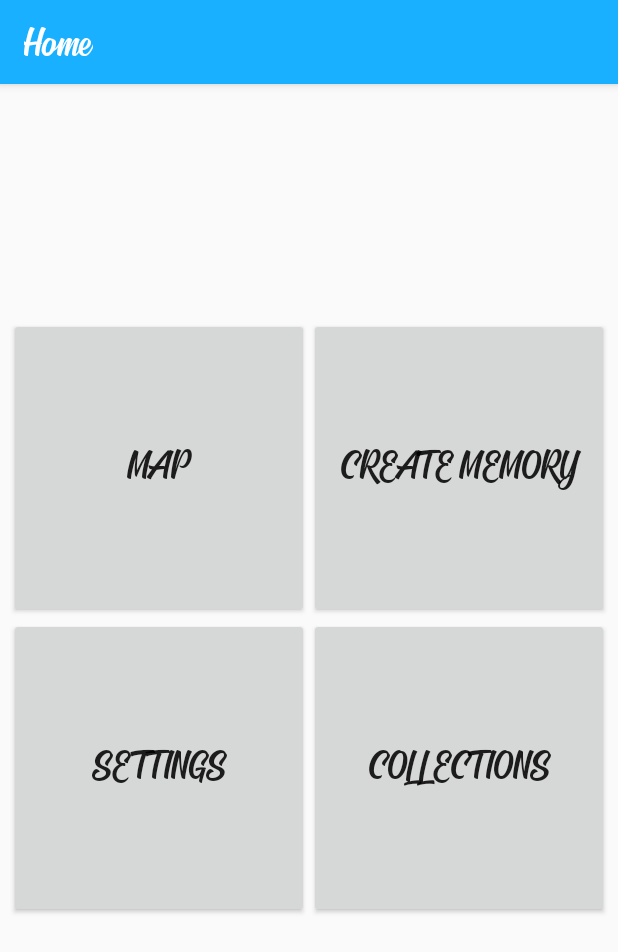
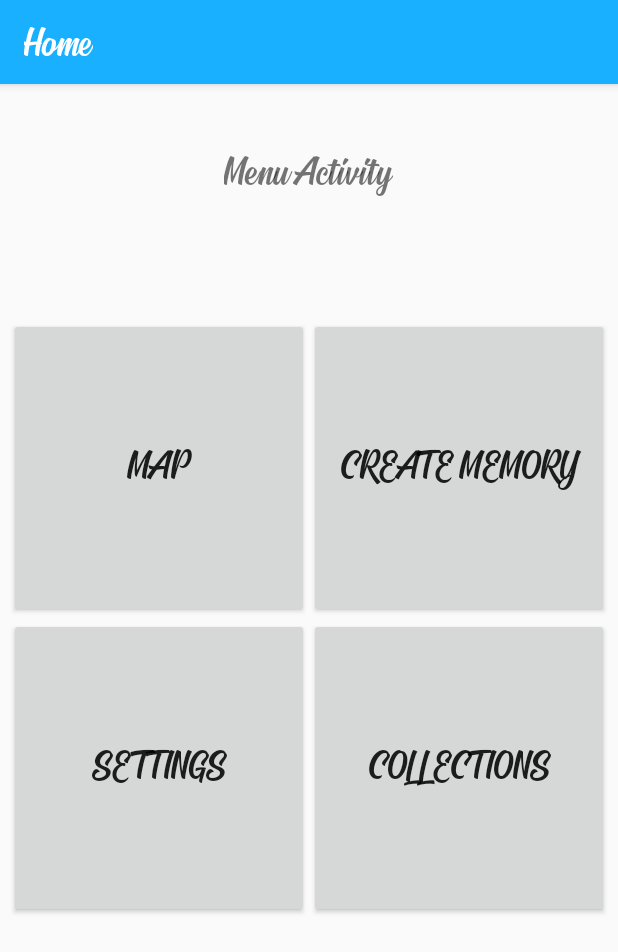
Before and after one commit to FranciscoNgo/Project-B, an Android app: the screen it shows after launch (MainActivity), on a phone screen of 412 x 824 dp. Shown: the top 952 px of the screen. Run offline under Robolectric (Android 15) with nearby library versions, the phone set to English and light mode, and no system bars.

Commit message:
Revert "Text "activities" etc verwijderd uit de schermen"
This reverts commit 428381cae82a3259825732c585ea4062e44a5b4e.

```diff
--- a/ProjectB/app/src/main/res/layout/activity_main.xml
+++ b/ProjectB/app/src/main/res/layout/activity_main.xml
@@ -9,6 +9,21 @@
     <include
         android:id="@+id/toolbar"
         layout="@layout/toolbar"/>
+
+
+    <TextView
+        android:id="@+id/textView"
+        android:fontFamily="@font/signatra"
+        android:textSize="30dp"
+        android:layout_width="wrap_content"
+        android:layout_height="wrap_content"
+        android:layout_marginStart="162dp"
+        android:layout_marginTop="100dp"
+        android:layout_marginEnd="163dp"
+        android:text="Menu Activity"
+        app:layout_constraintEnd_toEndOf="parent"
+        app:layout_constraintStart_toStartOf="parent"
+        app:layout_constraintTop_toTopOf="parent" />
 
 
     <TableLayout
@@ -28,7 +43,7 @@
             <Button
                 android:id="@+id/buttonMap"
                 android:fontFamily="@font/signatra"
-                android:textSize="30sp"
+                android:textSize="30dp"
                 android:layout_width="200dp"
                 android:layout_height="200dp"
                 android:onClick="buttonClicked"
@@ -39,7 +54,7 @@
             <Button
                 android:id="@+id/buttonCreate_Memory"
                 android:fontFamily="@font/signatra"
-                android:textSize="30sp"
+                android:textSize="30dp"
                 android:layout_width="200dp"
                 android:layout_height="200dp"
                 android:onClick="buttonClicked"
@@ -56,7 +71,7 @@
             <Button
                 android:id="@+id/buttonSettings"
                 android:fontFamily="@font/signatra"
-                android:textSize="30sp"
+                android:textSize="30dp"
                 android:layout_width="200dp"
                 android:layout_height="200dp"
                 android:onClick="buttonClicked"
@@ -67,7 +82,7 @@
             <Button
                 android:id="@+id/buttonCollections"
                 android:fontFamily="@font/signatra"
-                android:textSize="30sp"
+                android:textSize="30dp"
                 android:layout_width="200dp"
                 android:layout_height="200dp"
                 android:onClick="buttonClicked"
```
Also changed, not shown: ProjectB/app/src/main/res/layout/activity_map.xml (+13 -0 lines), ProjectB/app/src/main/res/layout/activity_map__filter.xml (+13 -0 lines), ProjectB/app/src/main/res/layout/activity_memory__filter__sorter.xml (+12 -1 lines), ProjectB/app/src/main/res/layout/activity_pick__location.xml (+13 -0 lines), ProjectB/app/src/main/res/layout/activity_settings.xml (+12 -0 lines).
